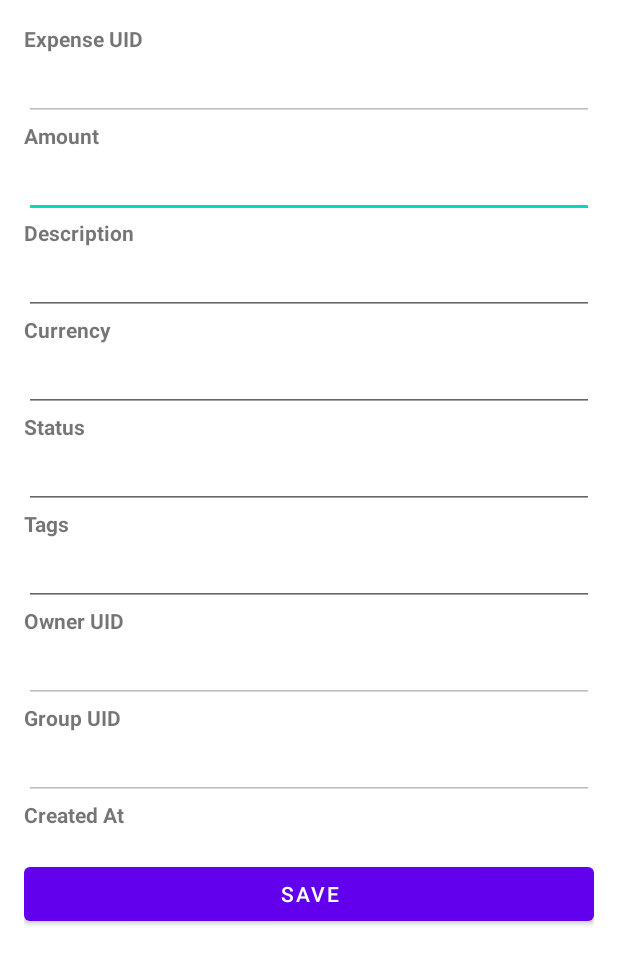
After one commit to MiguelMarcelino/Expensiarmus, an Android app: the layout fragment_expense_creation.xml on its own in the app's theme, with its tools: preview values and no code run, on a phone screen of 412 x 824 dp. The commit adds this screen. Shown: the top 964 px of the screen. Run offline under Robolectric (Android 15) with nearby library versions, the phone set to English and light mode, and no system bars.

Commit message:
feature: Add expense creation page

```diff
--- a/app/src/main/java/com/example/expensiarmus/MainActivity.kt
+++ b/app/src/main/java/com/example/expensiarmus/MainActivity.kt
@@ -27,11 +27,6 @@ class MainActivity : AppCompatActivity() {
 
         setSupportActionBar(binding.appBarMain.toolbar)
 
-        binding.appBarMain.fab.setOnClickListener { view ->
-            Snackbar.make(view, "Replace with your own action", Snackbar.LENGTH_LONG)
-                .setAction("Action", null)
-                .setAnchorView(R.id.fab).show()
-        }
         val drawerLayout: DrawerLayout = binding.drawerLayout
         val navView: NavigationView = binding.navView
         val navController = findNavController(R.id.nav_host_fragment_content_main)
--- a/app/src/main/java/com/example/expensiarmus/dbconnector/Connector.kt
+++ b/app/src/main/java/com/example/expensiarmus/dbconnector/Connector.kt
@@ -4,6 +4,8 @@ import com.example.expensiarmus.data.identifiers.IIdentifier
 import com.example.expensiarmus.data.identifiers.UserIdentifier
 
 interface Connector<A> {
+
+    fun  <T : IIdentifier> getItem(identifier: T): A?
 
     fun getItems(): List<A>
 
--- /dev/null
+++ b/app/src/main/res/layout/fragment_expense_creation.xml
@@ -0,0 +1,128 @@
+<?xml version="1.0" encoding="utf-8"?>
+<ScrollView xmlns:android="http://schemas.android.com/apk/res/android"
+    android:layout_width="match_parent"
+    android:layout_height="match_parent"
+    android:padding="16dp">
+
+    <LinearLayout
+        android:layout_width="match_parent"
+        android:layout_height="wrap_content"
+        android:orientation="vertical">
+
+        <TextView
+            android:layout_width="wrap_content"
+            android:layout_height="wrap_content"
+            android:text="Expense UID"
+            android:textStyle="bold" />
+
+        <EditText
+            android:id="@+id/expenseUid"
+            android:layout_width="match_parent"
+            android:layout_height="wrap_content"
+            android:inputType="text"
+            android:enabled="false" />
+
+        <TextView
+            android:layout_width="wrap_content"
+            android:layout_height="wrap_content"
+            android:text="Amount"
+            android:textStyle="bold" />
+
+        <EditText
+            android:id="@+id/expenseAmount"
+            android:layout_width="match_parent"
+            android:layout_height="wrap_content"
+            android:inputType="numberDecimal" />
+
+        <TextView
+            android:layout_width="wrap_content"
+            android:layout_height="wrap_content"
+            android:text="Description"
+            android:textStyle="bold" />
+
+        <EditText
+            android:id="@+id/expenseDescription"
+            android:layout_width="match_parent"
+            android:layout_height="wrap_content"
+            android:inputType="text" />
+
+        <TextView
+            android:layout_width="wrap_content"
+            android:layout_height="wrap_content"
+            android:text="Currency"
+            android:textStyle="bold" />
+
+        <EditText
+            android:id="@+id/expenseCurrency"
+            android:layout_width="match_parent"
+            android:layout_height="wrap_content"
+            android:inputType="text" />
+
+        <TextView
+            android:layout_width="wrap_content"
+            android:layout_height="wrap_content"
+            android:text="Status"
+            android:textStyle="bold" />
+
+        <EditText
+            android:id="@+id/expenseStatus"
+            android:layout_width="match_parent"
+            android:layout_height="wrap_content"
+            android:inputType="text" />
+
+        <TextView
+            android:layout_width="wrap_content"
+            android:layout_height="wrap_content"
+            android:text="Tags"
+            android:textStyle="bold" />
+
+        <EditText
+            android:id="@+id/expenseTags"
+            android:layout_width="match_parent"
+            android:layout_height="wrap_content"
+            android:inputType="text" />
+
+        <TextView
+            android:layout_width="wrap_content"
+            android:layout_height="wrap_content"
+            android:text="Owner UID"
+            android:textStyle="bold" />
+
+        <EditText
+            android:id="@+id/expenseOwnerUid"
+            android:layout_width="match_parent"
+            android:layout_height="wrap_content"
+            android:inputType="text"
+            android:enabled="false" />
+
+        <TextView
+            android:layout_width="wrap_content"
+            android:layout_height="wrap_content"
+            android:text="Group UID"
+            android:textStyle="bold" />
+
+        <EditText
+            android:id="@+id/expenseGroupUid"
+            android:layout_width="match_parent"
+            android:layout_height="wrap_content"
+            android:inputType="text"
+            android:enabled="false" />
+
+        <TextView
+            android:layout_width="wrap_content"
+            android:layout_height="wrap_content"
+            android:text="Created At"
+            android:textStyle="bold" />
+
+        <TextView
+            android:id="@+id/expenseCreatedAt"
+            android:layout_width="match_parent"
+            android:layout_height="wrap_content" />
+
+        <Button
+            android:id="@+id/saveButton"
+            android:layout_width="match_parent"
+            android:layout_height="wrap_content"
+            android:text="Save" />
+    </LinearLayout>
+</ScrollView>
```
Also changed, not shown: app/src/main/java/com/example/expensiarmus/dbconnector/ExpenseConnector.kt (+17 -0 lines), app/src/main/java/com/example/expensiarmus/dbconnector/GroupConnector.kt (+17 -0 lines), app/src/main/java/com/example/expensiarmus/dbconnector/UserConnector.kt (+17 -0 lines), app/src/main/java/com/example/expensiarmus/ui/expenseDetail/ExpenseDetailFragment.kt (added, +93 -0 lines), app/src/main/java/com/example/expensiarmus/ui/groupDetail/GroupDetailFragment.kt (+7 -1 lines), app/src/main/res/layout/app_bar_main.xml (+0 -9 lines), app/src/main/res/layout/fragment_detail.xml (+18 -0 lines), app/src/main/res/navigation/mobile_navigation.xml (+10 -1 lines).
